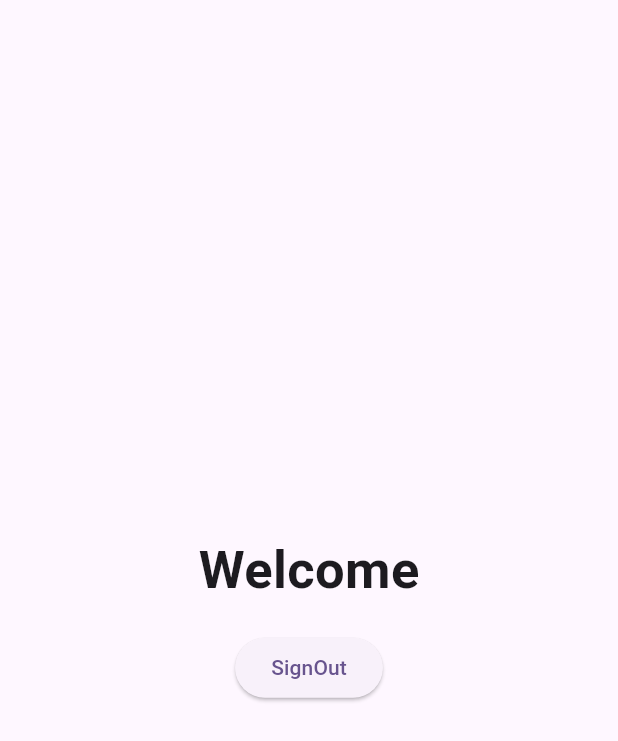
After one commit to qaisarjamal01/advancedTopics, a Flutter app: the Home screen opened directly, on a phone screen of 412 x 824 dp. The commit adds this screen. Shown: the top 741 px of the screen. Run offline on Flutter 3.47's test engine with Material 3 defaults, Android fonts, the phone set to English and light mode, and no system bars; our stand-ins replace cloud_firestore, firebase_auth, firebase_core, fluttertoast, random_string; accounts and stored records are empty.

Commit message:
firebase auth

```diff
--- /dev/null
+++ b/lib/firebase/FirebaseAuth/home.dart
@@ -0,0 +1,36 @@
+import 'package:advanced_topics/firebase/FirebaseAuth/firebase_auth_service.dart';
+import 'package:advanced_topics/firebase/FirebaseAuth/log_in_screen.dart';
+import 'package:flutter/material.dart';
+
+class Home extends StatefulWidget {
+  const Home({super.key});
+
+  @override
+  State<Home> createState() => _HomeState();
+}
+
+class _HomeState extends State<Home> {
+  final _auth = FirebaseAuthService();
+  @override
+  Widget build(BuildContext context) {
+    double height = MediaQuery.of(context).size.height;
+    return Scaffold(
+      body: Column(
+        mainAxisAlignment: MainAxisAlignment.center,
+        crossAxisAlignment: CrossAxisAlignment.center,
+        children: [
+          Center(child: Text('Welcome',style: TextStyle(fontSize: 35,fontWeight: FontWeight.bold),)),
+          SizedBox(height: height * 0.02,),
+          ElevatedButton(onPressed: () async{
+            await _auth.signOut();
+            goToLogin();
+          }, child: Text('SignOut'))
+        ],
+      ),
+    );
+  }
+
+  goToLogin(){
+    Navigator.push(context, MaterialPageRoute(builder: (_) => LogInScreen()));
+  }
+}
--- a/lib/main.dart
+++ b/lib/main.dart
@@ -1,3 +1,4 @@
+import 'package:advanced_topics/firebase/FirebaseAuth/home.dart';
 import 'package:advanced_topics/firebase/FirebaseAuth/sign_up_screen.dart';
 import 'package:firebase_core/firebase_core.dart';
 import 'package:flutter/material.dart';
```
Also changed, not shown: lib/firebase/FirebaseAuth/sign_up_screen.dart (+69 -19 lines), lib/firebase_options.dart.
